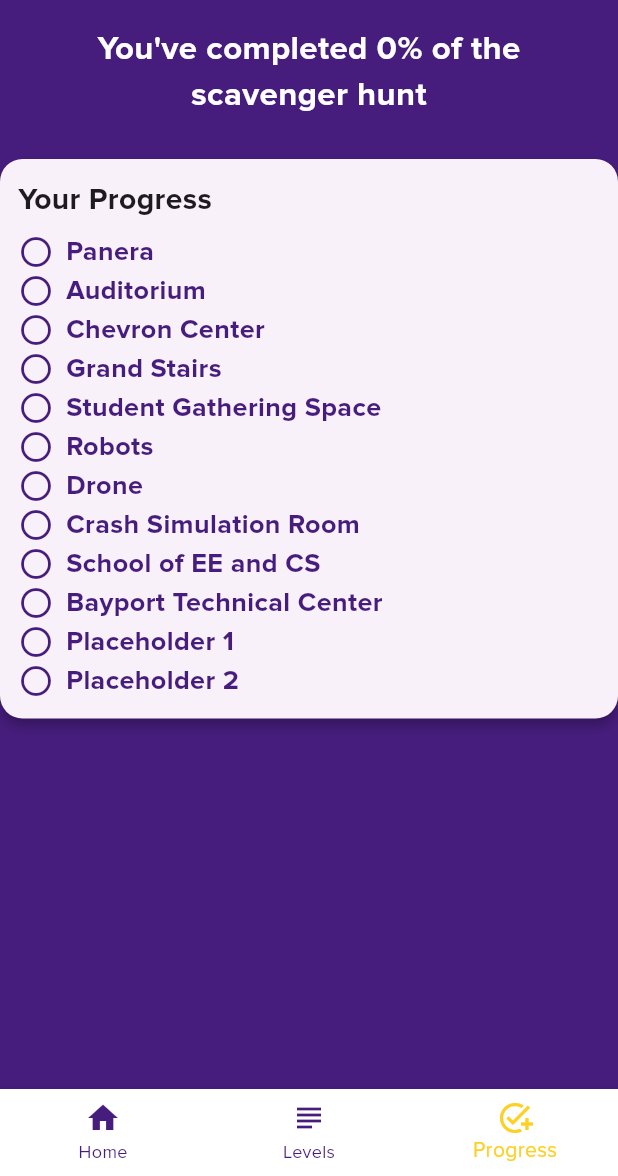
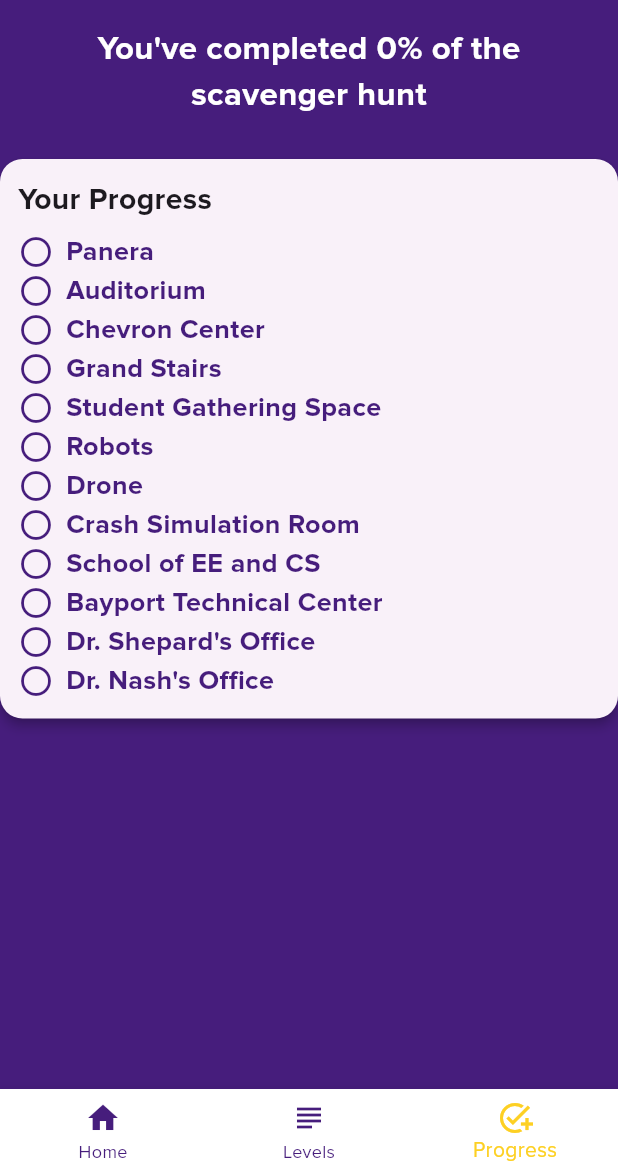
Before and after one commit to steven-reed122/Branded_Scavenger_Hunt, a Flutter app: the screen it shows after launch, item 3 of the bottom bar chosen, on a phone screen of 412 x 824 dp, the part 60-1236 px from its top. Run offline on Flutter 3.47's test engine with Material 3 defaults, Android fonts, the light colour scheme and no system bars.

Commit message:
Added Riddles
Added locations for 3rd floor, Dr Shepards Office and Dr Nash's office

```diff
--- a/lib/riddle_data.dart
+++ b/lib/riddle_data.dart
@@ -183,20 +183,34 @@ What are the last four digits of the number you'll see?""",
       ],
       [
         {
-          "Placeholder 1": [
-            """Placeholder""",
-            "Placeholder",
-            'They serve over a thousand students every day!',
+          "Dr. Shepard's Office": [
+            """In the realm of code and testing's art,
+Where software quality plays its part.
+A professor's office, where knowledge flows,
+Teaching systems that software shows.
+What number marks this teaching space,
+Where Dr. Shepard sets the pace?
+
+What is the room number?""",
+            "3272",
+            'Dr. Shepard teaches software quality and testing, and software system development to future engineers!',
             false,
           ]
         }
       ],
       [
         {
-          "Placeholder 2": [
-            """Placeholder""",
-            "Placeholder",
-            'They serve over a thousand students every day!',
+          "Dr. Nash's Office": [
+            """In the world of software, systems, and code,
+Where development paths are shown and showed.
+A professor's office, where knowledge grows,
+Teaching the future that software knows.
+What number marks this teaching space,
+Where Dr. Nash sets the pace?
+
+What is the room number?""",
+            "3272H",
+            'Dr. Nash graduated from Mississippi State University before joining LSU!',
             false,
           ]
         }
```
